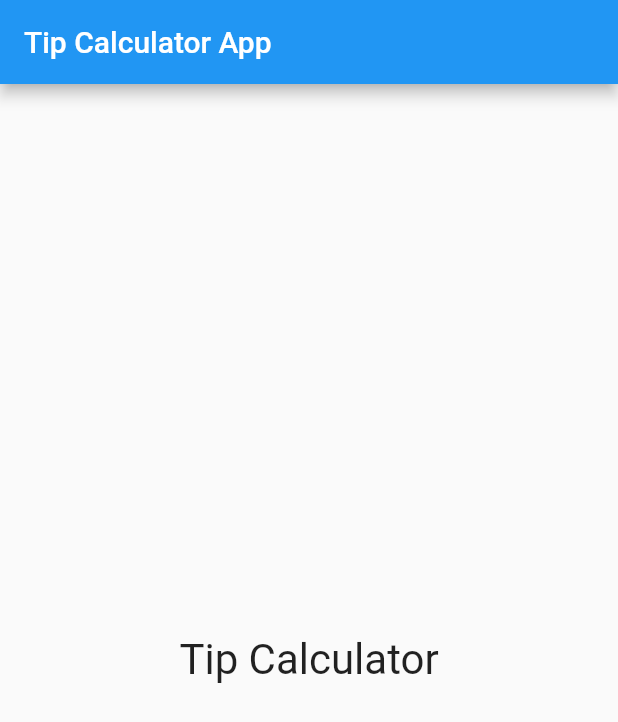
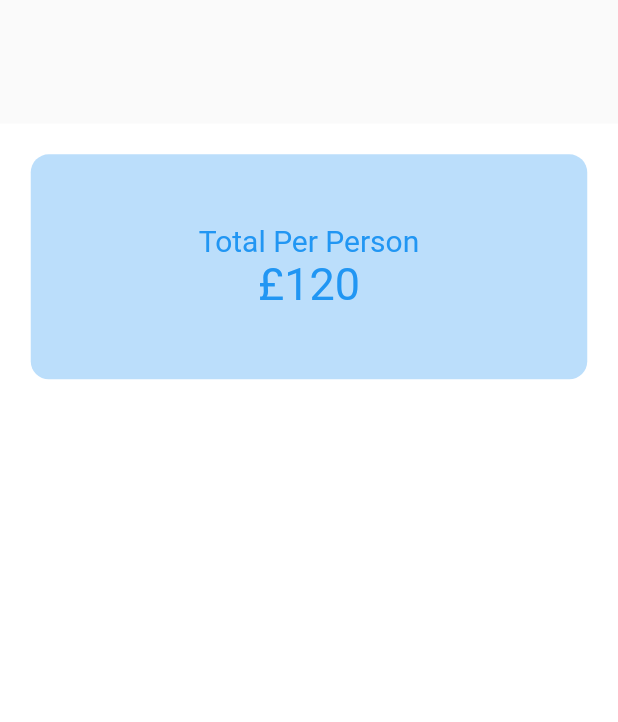
Before and after one commit to maxgdev/tip_calculator, a Flutter app: the screen it shows after launch, on a phone screen of 412 x 824 dp. Shown: the top 722 px of the screen. Run offline on Flutter 3.47's test engine with Material 2 defaults, Android fonts, the phone set to English and light mode, and no system bars.

Commit message:
Added home.dart with initial amount per person UI

```diff
--- /dev/null
+++ b/lib/home.dart
@@ -0,0 +1,49 @@
+import 'package:flutter/material.dart';
+
+class BillSplitter extends StatefulWidget {
+  @override
+  _BillSplitterState createState() => _BillSplitterState();
+}
+
+class _BillSplitterState extends State<BillSplitter> {
+  int _tipPercentage = 0;
+  int _personCounter = 1;
+  double _billAmount = 0.0;
+  @override
+  Widget build(BuildContext context) {
+    return Scaffold(
+      body: Container(
+        margin: EdgeInsets.only(
+          top: MediaQuery.of(context).size.height * 0.1
+        ),
+        alignment: Alignment.center,
+        color: Colors.white,
+        child: ListView(
+          scrollDirection: Axis.vertical,
+          padding: EdgeInsets.all(20.5),
+          children: [
+            Container(
+              width: 150,
+              height: 150,
+              decoration: BoxDecoration(
+                color: Colors.blue[100],
+                borderRadius: BorderRadius.circular(12.0)
+              ),
+              child: Column(
+                mainAxisAlignment: MainAxisAlignment.center,
+                children: [
+                  Text("Total Per Person",
+                  style: TextStyle(fontSize: 20, color: Colors.blue)
+                  ),
+                  Text("£120",
+                  style: TextStyle(fontSize: 30, color: Colors.blue),)
+                ],
+              ),
+            )
+          ],
+        ),
+      ),
+
+    );
+  }
+}
--- a/lib/main.dart
+++ b/lib/main.dart
@@ -1,4 +1,5 @@
 import 'package:flutter/material.dart';
+import './home.dart';
 
 void main() {
   runApp(MyApp());
@@ -16,41 +17,42 @@ class MyApp extends StatelessWidget {
         primarySwatch: Colors.blue,
         visualDensity: VisualDensity.adaptivePlatformDensity,
       ),
-      home: MyHomePage(title: 'Tip Calculator App'),
+      // home: MyHomePage(title: 'Tip Calculator App'),
+      home: BillSplitter(),
     );
   }
 }
 
-class MyHomePage extends StatefulWidget {
-  MyHomePage({Key key, this.title}) : super(key: key);
+// class MyHomePage extends StatefulWidget {
+//   MyHomePage({Key key, this.title}) : super(key: key);
 
-  final String title;
+//   final String title;
 
-  @override
-  _MyHomePageState createState() => _MyHomePageState();
-}
+//   @override
+//   _MyHomePageState createState() => _MyHomePageState();
+// }
 
-class _MyHomePageState extends State<MyHomePage> {
+// class _MyHomePageState extends State<MyHomePage> {
 
-  @override
-  Widget build(BuildContext context) {
+//   @override
+//   Widget build(BuildContext context) {
 
-    return Scaffold(
-      appBar: AppBar(
-        title: Text(widget.title),
-      ),
-      body: Center(
-        child: Column(
-          mainAxisAlignment: MainAxisAlignment.center,
-          children: <Widget>[
-            Text(
-              'Tip Calculator',
-              style: TextStyle(fontSize: 28),
-            ),
+//     return Scaffold(
+//       appBar: AppBar(
+//         title: Text(widget.title),
+//       ),
+//       body: Center(
+//         child: Column(
+//           mainAxisAlignment: MainAxisAlignment.center,
+//           children: <Widget>[
+//             Text(
+//               'Tip Calculator',
+//               style: TextStyle(fontSize: 28),
+//             ),
 
-          ],
-        ),
-      ),
-    );
-  }
-}
+//           ],
+//         ),
+//       ),
+//     );
+//   }
+// }
```
